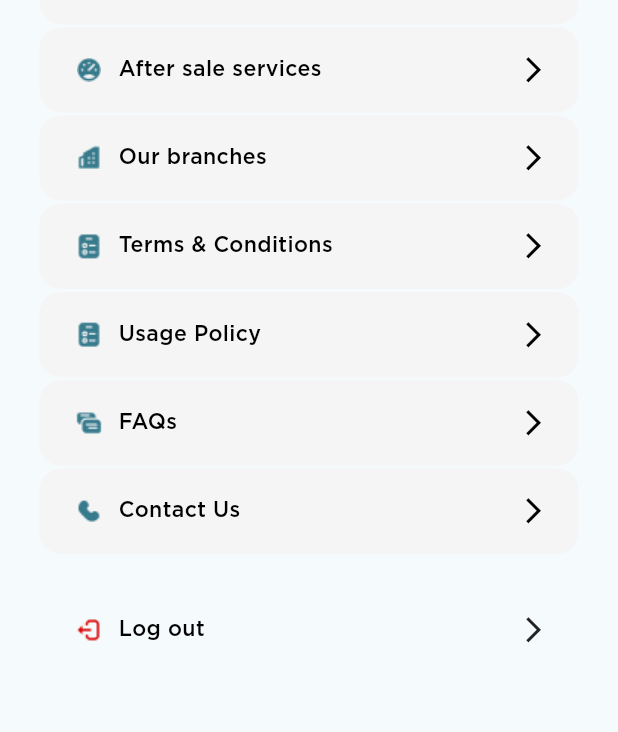
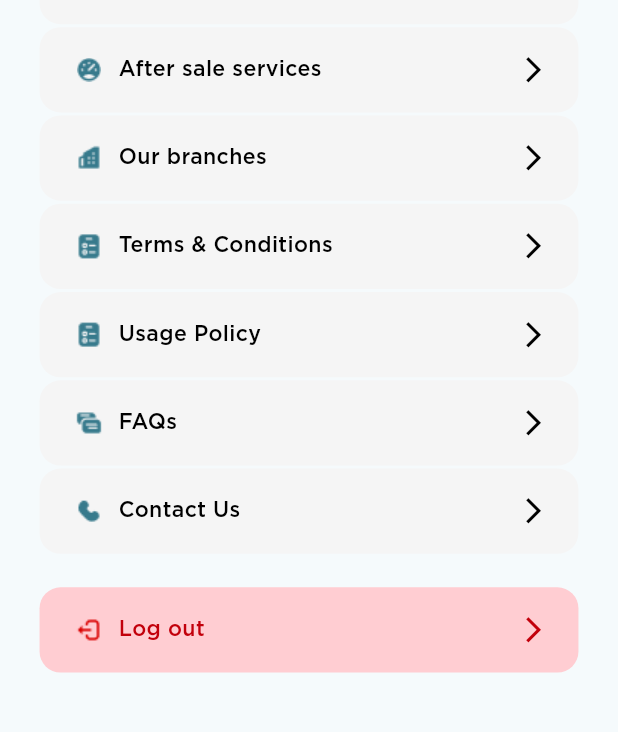
Before and after one commit to ezzAboElmakarem/bin-Omaria-Motors, a Flutter app: the MoreView screen opened directly, on a phone screen of 412 x 824 dp, the part 413-1145 px from its top. Run offline on Flutter 3.47's test engine with Material 3 defaults, Android fonts, the light colour scheme and no system bars; our stand-ins replace card_swiper, carousel_slider, country_code_picker, dio, easy_localization, flutter_image_compress and 7 more; accounts and stored records are empty.

Commit message:
Quick fix feat (more) : edit log out section UI

```diff
--- a/lib/features/more/view/more_view.dart
+++ b/lib/features/more/view/more_view.dart
@@ -1,5 +1,6 @@
 import 'package:bin_omaira_motors/features/more/widgets/more_section_item.dart';
 import 'package:bin_omaira_motors/helper/assets.dart';
+import 'package:bin_omaira_motors/helper/colors_styles.dart';
 import 'package:bin_omaira_motors/helper/text_styles.dart';
 import 'package:bin_omaira_motors/widgets/custom_app_bar.dart';
 import 'package:easy_localization/easy_localization.dart';
@@ -96,6 +97,9 @@ class MoreView extends StatelessWidget {
                 isLogOut: true,
                 sectionTitle: "log_out".tr(),
                 sectionImage: AssetsData.logOut,
+                backgroundColor: Colors.red[100],
+                textColor: ColorStyles.redColor,
+                iconColor: ColorStyles.redColor,
                 onTap: () {},
                 navigationButton: true,
               ),
```
